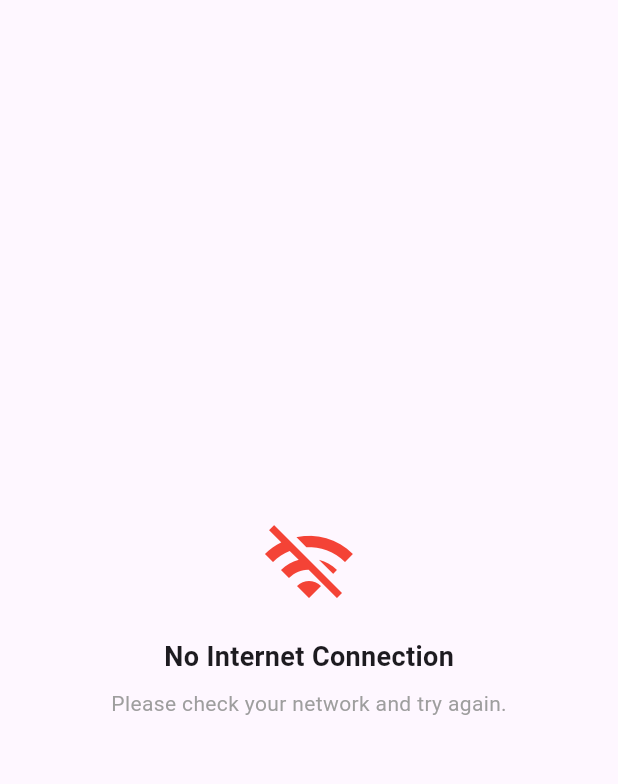
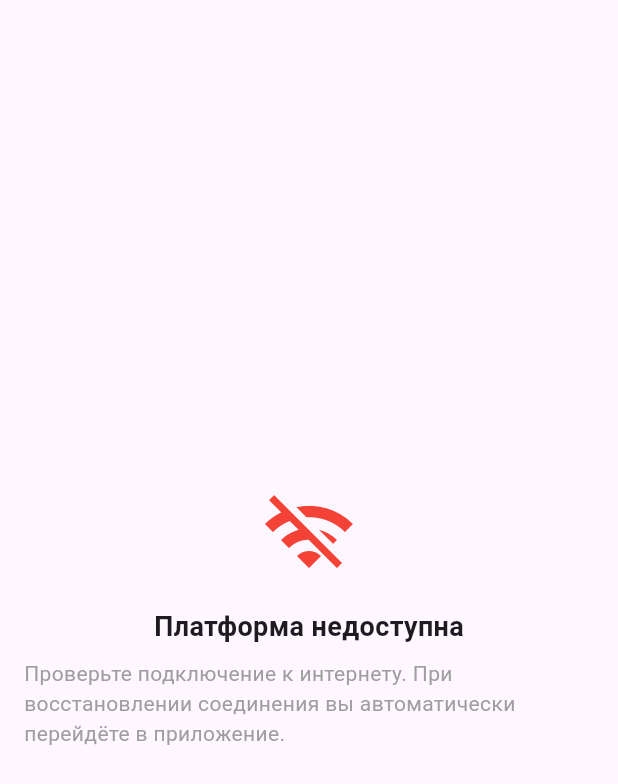
Before and after one commit to VennyS/noimann_academy, a Flutter app: the NoInternetWidget screen opened directly, on a phone screen of 412 x 824 dp. Shown: the top 784 px of the screen. Run offline on Flutter 3.47's test engine with Material 3 defaults, Android fonts, the phone set to English and light mode, and no system bars; our stand-ins replace connectivity_plus, webview_flutter; missing offline and left inert: webview_windows.

Commit message:
feat: translated to russian

```diff
--- a/lib/main.dart
+++ b/lib/main.dart
@@ -39,7 +39,6 @@ class MyHomePageState extends State<MyHomePage> {
   void initState() {
     super.initState();
     _checkInternet();
-    // Listen for connectivity changes
     _connectivitySubscription = Connectivity().onConnectivityChanged.listen((
       results,
     ) {
--- a/lib/widgets/no_internet/no_internet.dart
+++ b/lib/widgets/no_internet/no_internet.dart
@@ -5,23 +5,28 @@ class NoInternetWidget extends StatelessWidget {
 
   @override
   Widget build(BuildContext context) {
-    return const Center(
+    return Scaffold(
+      body: const Center(
+        child: Padding(
+          padding: EdgeInsetsGeometry.symmetric(horizontal: 16),
           child: Column(
             mainAxisAlignment: MainAxisAlignment.center,
             children: [
               Icon(Icons.wifi_off, size: 64, color: Colors.red),
               SizedBox(height: 16),
               Text(
-            'No Internet Connection',
+                'Платформа недоступна',
                 style: TextStyle(fontSize: 18, fontWeight: FontWeight.bold),
               ),
               SizedBox(height: 8),
               Text(
-            'Please check your network and try again.',
+                'Проверьте подключение к интернету. При восстановлении соединения вы автоматически перейдёте в приложение.',
                 style: TextStyle(fontSize: 14, color: Colors.grey),
               ),
             ],
           ),
+        ),
+      ),
     );
   }
 }
--- a/lib/widgets/webview/webview.dart
+++ b/lib/widgets/webview/webview.dart
@@ -38,7 +38,6 @@ class WebViewWidgetState extends State<WebViewWidget> {
       );
     }
 
-    // Placeholder for other platforms
-    return const Center(child: Text('Platform not supported yet'));
+    return const Center(child: Text('Платформа ещё не поддерживается'));
   }
 }
```
Lines whose indentation alone changed are shown as unchanged.
